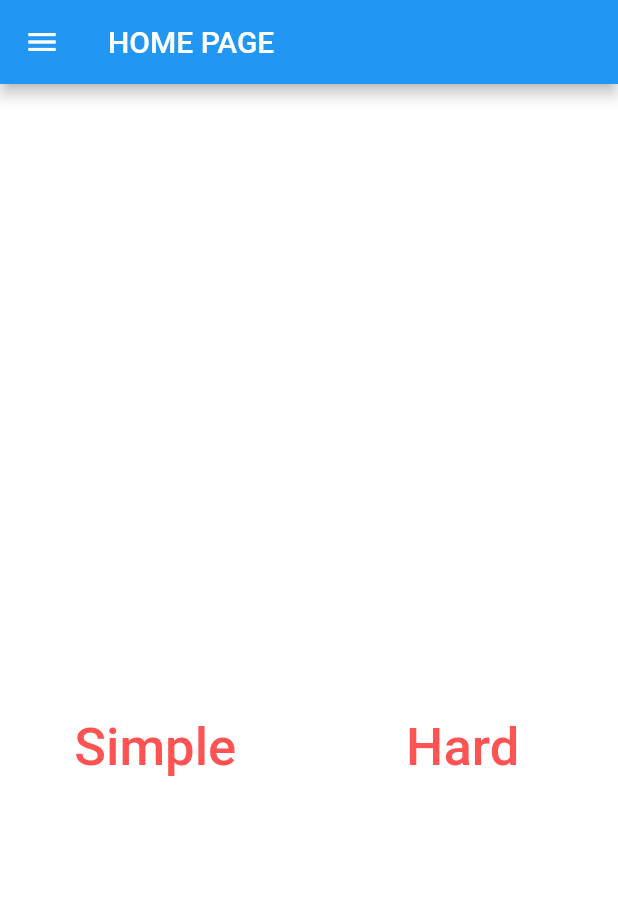
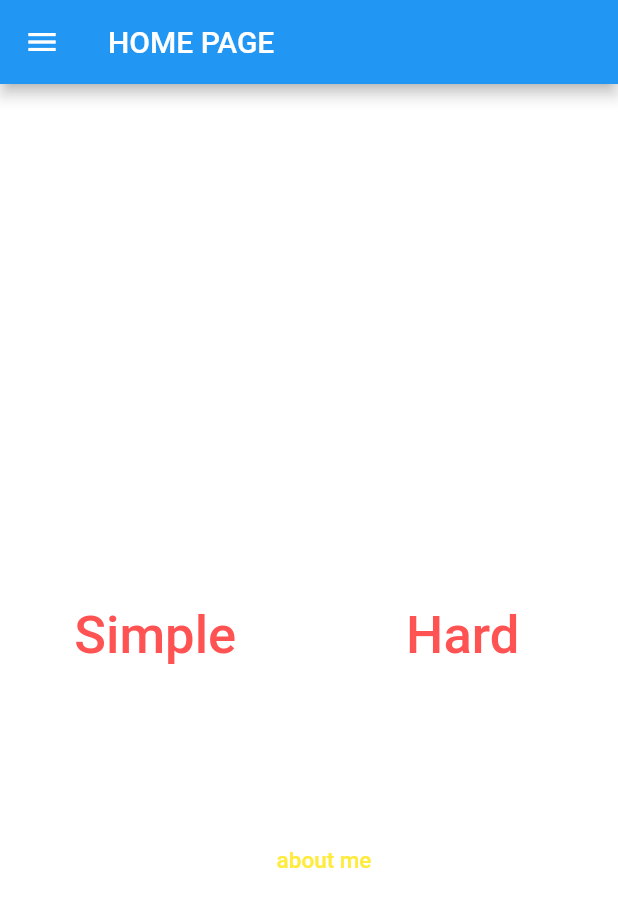
Before and after one commit to umar195/Sessional, a Flutter app: the screen it shows after launch, on a phone screen of 412 x 824 dp. Shown: the top 907 px of the screen. Run offline on Flutter 3.47's test engine with Material 2 defaults, Android fonts, the light colour scheme and no system bars; our stand-ins replace flare_flutter, splashscreen; missing offline and left inert: alert_dialog.

Commit message:
About_me
add detail about profile.

```diff
--- a/lib/main.dart
+++ b/lib/main.dart
@@ -4,6 +4,7 @@ import 'package:flutter/material.dart';
 import 'simple.dart';
 import 'hard.dart';
 import './main_drawer.dart';
+import 'About_me.dart';
 void main() => runApp(SplashScreenPage());
 
 class MyApp extends StatelessWidget {
@@ -115,8 +116,27 @@ class _MyHomePageState extends State<MyHomePage> {
                   },
                     child: Text("Hard",style: TextStyle(fontSize: 35,color: Colors.redAccent),),
                   ),
-                )
+                ),
               ],
+            ),
+            SizedBox(
+              height: 100,
+              width: 100,
+            ),
+            Container(
+              height: 50, width: 150,
+              decoration: BoxDecoration(
+                color: Colors.white,
+                borderRadius: BorderRadius.circular(30),
+              ),
+              margin: EdgeInsets.only(left: 20),
+              child: FlatButton(onPressed: (){
+                setState(() {
+                  Navigator.push(context,MaterialPageRoute(builder: (context)=>about()));
+                });
+              },
+                child: Text("about me",style: TextStyle(fontSize:15,color: Colors.yellow),),
+              ),
             )
           ],
         ),
```
Also changed, not shown: lib/About_me.dart (added, +77 -0 lines).
